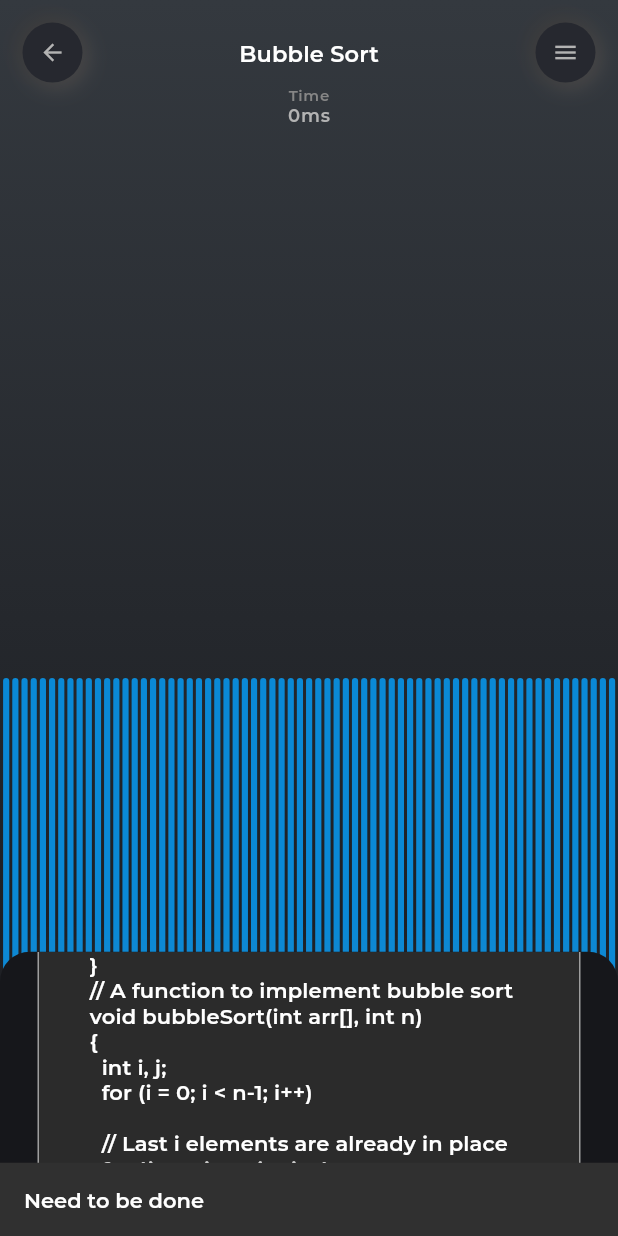
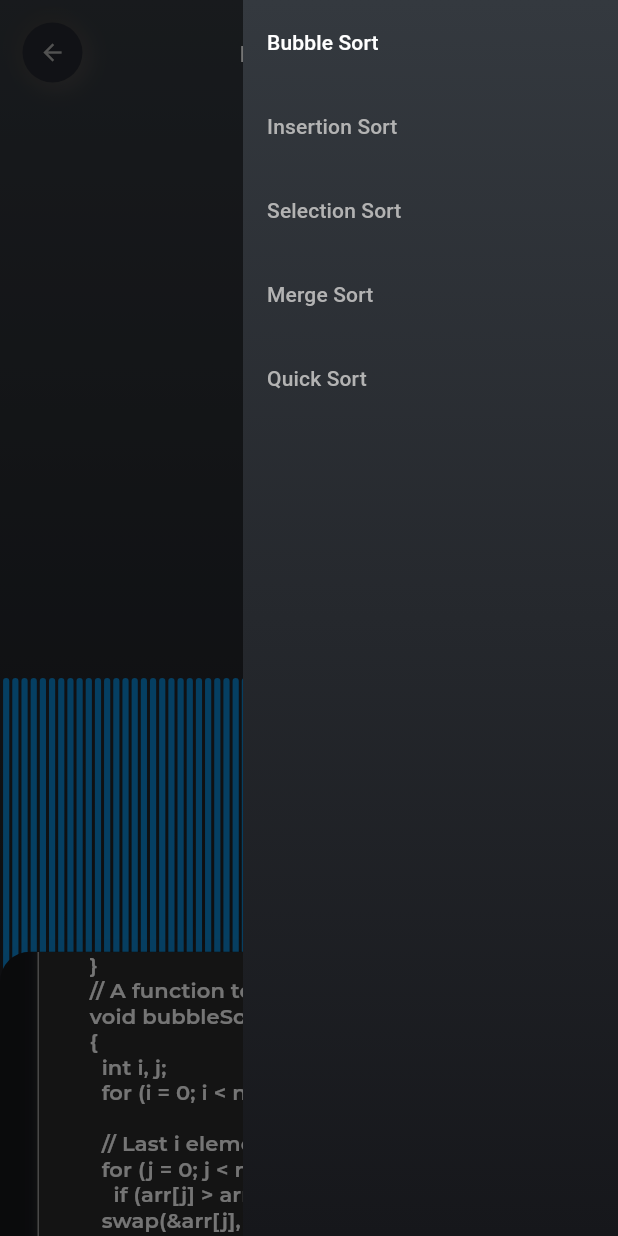
Before and after one commit to roshan9419/Sortlizer, a Flutter app: the VisualizerView screen opened directly with empty values, scrolled down 576 dp, after a tap on the "menu" icon, on a phone screen of 412 x 824 dp. Run offline on Flutter 3.47's test engine with Material 2 defaults, Android fonts, the phone set to English and light mode, and no system bars; our stand-ins replace animated_text_kit, auto_route, flutter_svg, get_it, injectable, stacked and 1 more; missing offline and left inert: charcode; Roboto replaces fonts that are missing (Arial).

Commit message:
Added MenuDrawer

```diff
--- a/lib/datamodels/algorithmType.dart
+++ b/lib/datamodels/algorithmType.dart
@@ -5,3 +5,7 @@ enum AlgorithmType {
   MERGE_SORT,
   QUICK_SORT
 }
+
+String getAlgoTypeName(AlgorithmType type) {
+  return type.toString().substring(type.toString().indexOf('.') + 1);
+}
--- a/lib/ui/views/visualizer_view.dart
+++ b/lib/ui/views/visualizer_view.dart
@@ -6,6 +6,7 @@ import 'package:sorting_visualization/datamodels/algorithmType.dart';
 import 'package:sorting_visualization/ui/ui_theme.dart';
 import 'package:sorting_visualization/ui/views/visualizer_viewmodel.dart';
 import 'package:sorting_visualization/ui/widgets/code_viewer.dart';
+import 'package:sorting_visualization/ui/widgets/menu_drawer.dart';
 import 'package:sorting_visualization/ui/widgets/neumorphic_round_btn.dart';
 import 'package:stacked/stacked.dart';
 
@@ -25,6 +26,12 @@ class VisualizerView extends StatelessWidget {
                 tileMode: TileMode.clamp,
                 colors: [darkBackgroundStart, darkBackgroundFinish])),
         child: Scaffold(
+          key: model.getGlobalKey(),
+          endDrawer: MenuDrawer(
+            menuItemsList: model.getAlgorithmsList(),
+            selectedValue: model.getTitle(),
+            onTap: model.onMenuItemClick,
+          ),
           backgroundColor: Colors.transparent,
           body: Stack(
             children: [_VisualizerScreen(), BuildBottomDraggableSheet()],
@@ -72,7 +79,7 @@ class _VisualizerScreen extends ViewModelWidget<VisualizerViewModel> {
                     size: 18,
                   ),
                   btnColor: darkBtnColor2,
-                  onTap: model.changeSortingAlgorithm,
+                  onTap: model.openMenuDrawer,
                 )
               ],
             ),
@@ -247,11 +254,15 @@ class BuildBottomDraggableSheet extends ViewModelWidget<VisualizerViewModel> {
               Text(
                 "Worst Case:\t",
                 style: theme.textTheme.subtitle2.copyWith(
-                    fontFamily: 'Arial', fontWeight: FontWeight.normal, color: Colors.white70),
+                    fontFamily: 'Arial',
+                    fontWeight: FontWeight.normal,
+                    color: Colors.white70),
               ),
               Text(model.getTC(0),
-                  style: theme.textTheme.subtitle2
-                      .copyWith(fontWeight: FontWeight.bold, color: Colors.white, letterSpacing: 1)),
+                  style: theme.textTheme.subtitle2.copyWith(
+                      fontWeight: FontWeight.bold,
+                      color: Colors.white,
+                      letterSpacing: 1)),
             ],
           ),
           Row(
@@ -259,11 +270,15 @@ class BuildBottomDraggableSheet extends ViewModelWidget<VisualizerViewModel> {
               Text(
                 "Average Case:\t",
                 style: theme.textTheme.subtitle2.copyWith(
-                    fontFamily: 'Arial', fontWeight: FontWeight.normal, color: Colors.white70),
+                    fontFamily: 'Arial',
+                    fontWeight: FontWeight.normal,
+                    color: Colors.white70),
               ),
               Text(model.getTC(1),
-                  style: theme.textTheme.subtitle2
-                      .copyWith(fontWeight: FontWeight.bold, color: Colors.white, letterSpacing: 1)),
+                  style: theme.textTheme.subtitle2.copyWith(
+                      fontWeight: FontWeight.bold,
+                      color: Colors.white,
+                      letterSpacing: 1)),
             ],
           ),
           Row(
@@ -271,15 +286,23 @@ class BuildBottomDraggableSheet extends ViewModelWidget<VisualizerViewModel> {
               Text(
                 "Best Case:\t",
                 style: theme.textTheme.subtitle2.copyWith(
-                    fontFamily: 'Arial', fontWeight: FontWeight.normal, color: Colors.white70),
+                    fontFamily: 'Arial',
+                    fontWeight: FontWeight.normal,
+                    color: Colors.white70),
               ),
               Text(model.getTC(2),
-                  style: theme.textTheme.subtitle2
-                      .copyWith(fontWeight: FontWeight.bold, color: Colors.white, letterSpacing: 1)),
+                  style: theme.textTheme.subtitle2.copyWith(
+                      fontWeight: FontWeight.bold,
+                      color: Colors.white,
+                      letterSpacing: 1)),
             ],
           ),
           SizedBox(height: 20),
-          CodeViewer(codeContent: model.getAlgorithmCode(), titleLabel: "C++", sourceLabel: "GeeksForGeeks",)
+          CodeViewer(
+            codeContent: model.getAlgorithmCode(),
+            titleLabel: "C++",
+            sourceLabel: "GeeksForGeeks",
+          )
         ],
       ),
     );
@@ -310,7 +333,6 @@ class _VisualizerContainerWidget extends ViewModelWidget<VisualizerViewModel> {
                           index: counter,
                           value: num,
                           checkingValue: model.checkingValue,
-                          colorScheme: model.colorScheme,
                           width: MediaQuery.of(context).size.width /
                               model.getSampleSize()),
                     ),
@@ -329,15 +351,13 @@ class BarPainter extends CustomPainter {
   final int checkingValue;
   final double maxValue;
   final int index;
-  final List<Color> colorScheme;
 
   BarPainter(
       {this.width,
       this.value,
       this.checkingValue,
       this.maxValue,
-      this.index,
-      this.colorScheme});
+      this.index});
 
   @override
   void paint(Canvas canvas, Size size) {
--- a/lib/ui/views/visualizer_viewmodel.dart
+++ b/lib/ui/views/visualizer_viewmodel.dart
@@ -3,6 +3,7 @@ import 'dart:math';
 import 'dart:ui';
 
 import 'package:flutter/cupertino.dart';
+import 'package:flutter/material.dart';
 import 'package:sorting_visualization/app/locator.dart';
 import 'package:sorting_visualization/datamodels/algorithmType.dart';
 import 'package:sorting_visualization/datamodels/bottomSheetType.dart';
@@ -12,27 +13,25 @@ import 'package:stacked/stacked.dart';
 import 'package:stacked_services/stacked_services.dart';
 
 class VisualizerViewModel extends FutureViewModel<StreamController<List<int>>> {
-  VisualizerViewModel(this._algorithmType);
 
   final _snackBarService = locator<SnackbarService>();
   final _bottomSheetService = locator<BottomSheetService>();
   final _navigationService = locator<NavigationService>();
+  final dataContent = DataContent();
 
   AlgorithmType _algorithmType;
+  VisualizerViewModel(this._algorithmType);
 
   int checkingValue = -1;
   List<int> _numbers = [];
-  StreamController<List<int>> _streamController;
 
   double _sampleSize = 100;
   double maxNumber = 400;
+  double sortingSpeed = 0.0;
 
   bool isLoading = true;
   bool isSorting = false;
   bool isContentExpanded = false;
-
-  var currentColorScheme = 0;
-  List<Color> colorScheme = [];
 
   var currentDrnIdx = 0;
   List<Duration> speeds = [
@@ -42,6 +41,8 @@ class VisualizerViewModel extends FutureViewModel<StreamController<List<int>>> {
     Duration(milliseconds: 30),
     Duration(milliseconds: 10)
   ];
+
+  StreamController<List<int>> _streamController;
 
   @override
   Future<StreamController<List<int>>> futureToRun() async {
@@ -53,7 +54,6 @@ class VisualizerViewModel extends FutureViewModel<StreamController<List<int>>> {
   void onData(StreamController data) {
     super.onData(data);
     _streamController = data;
-    colorScheme = SortingColorScheme().getRandomColorScheme();
     reset();
     isLoading = false;
     notifyListeners();
@@ -82,19 +82,6 @@ class VisualizerViewModel extends FutureViewModel<StreamController<List<int>>> {
     _streamController.add(_numbers);
   }
 
-  double sortingSpeed = 0.0;
-
-  updateSpeed(double value) {
-    //sortingSpeed-> 0.0, 0.25, 0.5, 0.75, 1.0
-    if (value == 0.0) currentDrnIdx = 0;
-    if (value == 0.25) currentDrnIdx = 1;
-    if (value == 0.5) currentDrnIdx = 2;
-    if (value == 0.75) currentDrnIdx = 3;
-    if (value == 1.0) currentDrnIdx = 4;
-    sortingSpeed = value;
-    notifyListeners();
-  }
-
   onActionBtn() async {
     if (isArraySorted()) {
       _snackBarService.showSnackbar(message: "Array already sorted!");
@@ -119,17 +106,27 @@ class VisualizerViewModel extends FutureViewModel<StreamController<List<int>>> {
     }
   }
 
+  updateSpeed(double value) {
+    //sortingSpeed-> 0.0, 0.25, 0.5, 0.75, 1.0
+    if (value == 0.0) currentDrnIdx = 0;
+    if (value == 0.25) currentDrnIdx = 1;
+    if (value == 0.5) currentDrnIdx = 2;
+    if (value == 0.75) currentDrnIdx = 3;
+    if (value == 1.0) currentDrnIdx = 4;
+    sortingSpeed = value;
+    notifyListeners();
+  }
+
   Duration _getDuration() {
     return speeds[currentDrnIdx];
   }
 
-  changeSortingTheme() {
-    colorScheme = SortingColorScheme().getRandomColorScheme();
-    _streamController.add(_numbers);
+  GlobalKey<ScaffoldState> _globalDrawerKey = GlobalKey();
+  getGlobalKey() {
+    return _globalDrawerKey;
   }
-
-  changeSortingAlgorithm() {
-    _snackBarService.showSnackbar(message: 'Need to be done');
+  openMenuDrawer() {
+    _globalDrawerKey.currentState.openEndDrawer();
   }
 
   expandContentSheet() {
@@ -235,19 +232,19 @@ class VisualizerViewModel extends FutureViewModel<StreamController<List<int>>> {
   }
 
   String getTitle() {
-    return DataContent().getAlgorithmTitle(_algorithmType);
+    return dataContent.getAlgorithmTitle(_algorithmType);
   }
 
   String getAlgorithmDesc() {
-    return DataContent().getDescription(_algorithmType);
+    return dataContent.getDescription(_algorithmType);
   }
 
   String getTC(int idx) {
-    return DataContent().getTimeComplexities(_algorithmType)[idx];
+    return dataContent.getTimeComplexities(_algorithmType)[idx];
   }
 
   String getAlgorithmCode() {
-    return DataContent().getAlgorithmCode(_algorithmType);
+    return dataContent.getAlgorithmCode(_algorithmType);
   }
 
   onCustomBtnClick() async {
@@ -290,4 +287,13 @@ class VisualizerViewModel extends FutureViewModel<StreamController<List<int>>> {
   onBackBtnPressed() {
     _navigationService.back();
   }
+
+  List<String> getAlgorithmsList() {
+    return dataContent.getAlgorithms();
+  }
+
+  onMenuItemClick(String value) {
+    _algorithmType = dataContent.getAlgorithmType(value);
+    notifyListeners();
+  }
 }
--- a/lib/ui/widgets/code_viewer.dart
+++ b/lib/ui/widgets/code_viewer.dart
@@ -10,7 +10,11 @@ class CodeViewer extends StatefulWidget {
   final bool showCopyBtn;
 
   const CodeViewer(
-      {Key key, this.codeContent, this.titleLabel, this.sourceLabel, this.showCopyBtn = true})
+      {Key key,
+      this.codeContent,
+      this.titleLabel,
+      this.sourceLabel,
+      this.showCopyBtn = true})
       : super(key: key);
 
   @override
@@ -47,6 +51,18 @@ class _CodeViewerState extends State<CodeViewer> {
           decoration: BoxDecoration(
               color: isDark ? Color(0xff2B2B2B) : Colors.white,
               border: Border.all(color: Colors.grey),
+              boxShadow: [
+                BoxShadow(
+                    color: darkGrayColor,
+                    offset: Offset(5, 5),
+                    spreadRadius: -10,
+                    blurRadius: 10),
+                BoxShadow(
+                    color: darkGrayColor,
+                    offset: Offset(-5, -5),
+                    spreadRadius: -10,
+                    blurRadius: 10)
+              ],
               borderRadius: BorderRadius.all(Radius.circular(5))),
           padding: EdgeInsets.all(10),
           child: Stack(
@@ -111,10 +127,8 @@ class _CodeViewerState extends State<CodeViewer> {
                 child: Text(
                   widget.sourceLabel,
                   textAlign: TextAlign.end,
-                  style: Theme.of(context)
-                      .textTheme
-                      .caption
-                      .copyWith(fontStyle: FontStyle.italic, color: lightGrayColor),
+                  style: Theme.of(context).textTheme.caption.copyWith(
+                      fontStyle: FontStyle.italic, color: lightGrayColor),
                 ),
               ),
             ],
--- /dev/null
+++ b/lib/ui/widgets/menu_drawer.dart
@@ -0,0 +1,51 @@
+import 'package:flutter/material.dart';
+import 'package:sorting_visualization/ui/ui_theme.dart';
+
+class MenuDrawer extends StatelessWidget {
+  final List<String> menuItemsList;
+  final String selectedValue;
+  final Function(String) onTap;
+
+  const MenuDrawer(
+      {Key key, @required this.menuItemsList, this.selectedValue, this.onTap})
+      : super(key: key);
+
+  @override
+  Widget build(BuildContext context) {
+    return SafeArea(
+      child: Container(
+        width: 250,
+        decoration: BoxDecoration(
+            gradient: LinearGradient(
+                begin: Alignment.topCenter,
+                end: Alignment.bottomCenter,
+                colors: [darkBackgroundStart, darkBackgroundFinish])),
+        child: ListView.builder(
+            itemCount: menuItemsList.length,
+            physics: BouncingScrollPhysics(),
+            itemBuilder: (context, index) {
+              String value = menuItemsList[index];
+              return ListTile(
+                onTap: () async {
+                  onTap(value);
+                  await Future.delayed(Duration(milliseconds: 50), () {});
+                  Navigator.pop(context);
+                },
+                tileColor: selectedValue == value
+                    ? Theme.of(context).primaryColor
+                    : Colors.transparent,
+                title: Text(
+                  value,
+                  style: Theme.of(context).textTheme.subtitle2.copyWith(
+                      color: selectedValue == value
+                          ? Colors.white
+                          : lightGrayColor,
+                    fontFamily: 'Arial'
+                  ),
+                ),
+              );
+            }),
+      ),
+    );
+  }
+}
--- a/lib/utils/contents.dart
+++ b/lib/utils/contents.dart
@@ -3,7 +3,6 @@ import 'package:charcode/ascii.dart';
 import 'package:charcode/html_entity.dart';
 
 class DataContent {
-
   Map<AlgorithmType, String> algorithmsMap = {
     AlgorithmType.BUBBLE_SORT: "Bubble Sort",
     AlgorithmType.INSERTION_SORT: "Insertion Sort",
@@ -16,14 +15,14 @@ class DataContent {
     return algorithmsMap[type];
   }
 
+  AlgorithmType getAlgorithmType(String algo) {
+    var idx = getAlgorithms().indexOf(algo);
+    var entryList = algorithmsMap.entries.toList();
+    return entryList[idx].key;
+  }
+
   List<String> getAlgorithms() {
-    return [
-      "Bubble Sort",
-      "Insertion Sort",
-      "Selection Sort",
-      "Merge Sort",
-      "Quick Sort"
-    ];
+    return algorithmsMap.values.toList();
   }
 
   String getDescription(AlgorithmType type) {
@@ -70,18 +69,38 @@ class DataContent {
     }
   }
 
+  String getAlgorithmCode(AlgorithmType type) {
+    switch (type) {
+      case AlgorithmType.BUBBLE_SORT:
+        return bubbleSortCode();
+        break;
+      case AlgorithmType.INSERTION_SORT:
+        return bubbleSortCode();
+        break;
+      case AlgorithmType.SELECTION_SORT:
+        return bubbleSortCode();
+        break;
+      case AlgorithmType.MERGE_SORT:
+        return bubbleSortCode();
+        break;
+      case AlgorithmType.QUICK_SORT:
+        return bubbleSortCode();
+        break;
+      default:
+        return "N.A";
+    }
+  }
+
   String bubbleSortDescription() {
     return "Bubble Sort is the simplest sorting algorithm that works by repeated swapping the adjacent elements if they are in wrong order.";
   }
 
   List<String> bubbleSortTimeComplexities() {
-    // worst, avg, best
-    return ["O(n²)", "O(n²)", "O(n)"];
+    return ["O(n²)", "O(n²)", "O(n)"]; // worst, avg, best
   }
 
   String bubbleSortCode() {
-    return
-      """
+    return """
       #include <bits/stdc++.h>
       using namespace std;
 
@@ -124,26 +143,4 @@ class DataContent {
       }
       """;
   }
-
-  String getAlgorithmCode(AlgorithmType type) {
-    switch (type) {
-      case AlgorithmType.BUBBLE_SORT:
-        return bubbleSortCode();
-        break;
-      case AlgorithmType.INSERTION_SORT:
-        return bubbleSortCode();
-        break;
-      case AlgorithmType.SELECTION_SORT:
-        return bubbleSortCode();
-        break;
-      case AlgorithmType.MERGE_SORT:
-        return bubbleSortCode();
-        break;
-      case AlgorithmType.QUICK_SORT:
-        return bubbleSortCode();
-        break;
-      default:
-        return "N.A";
-    }
-  }
 }
```
Lines whose indentation alone changed are shown as unchanged.
